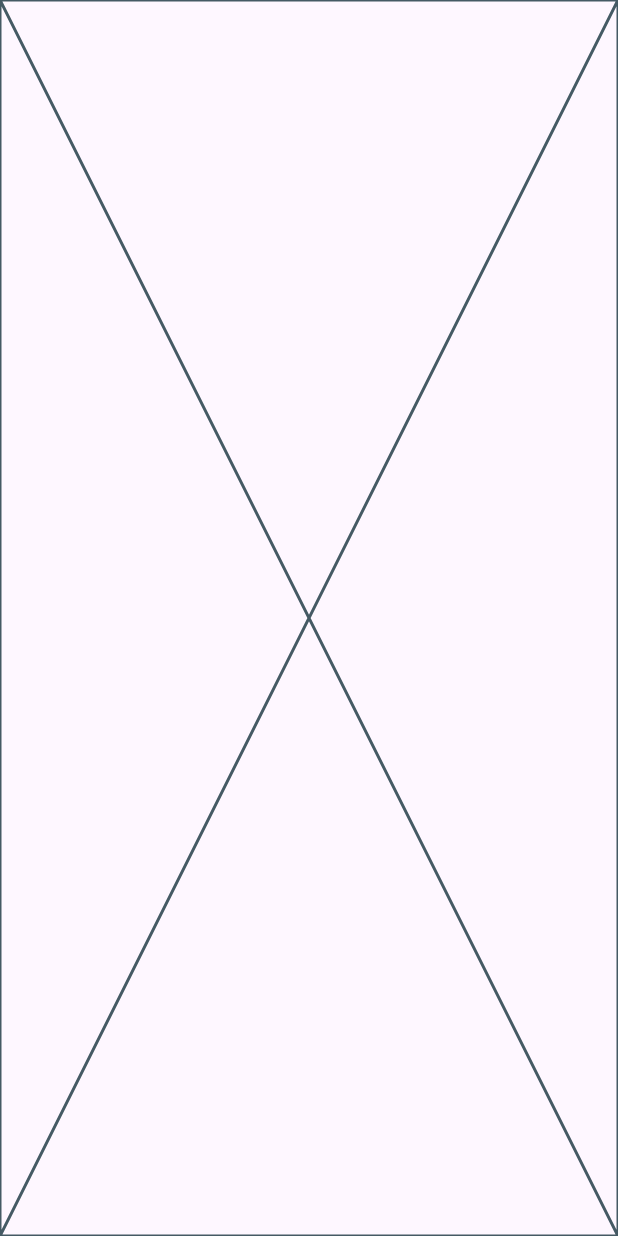
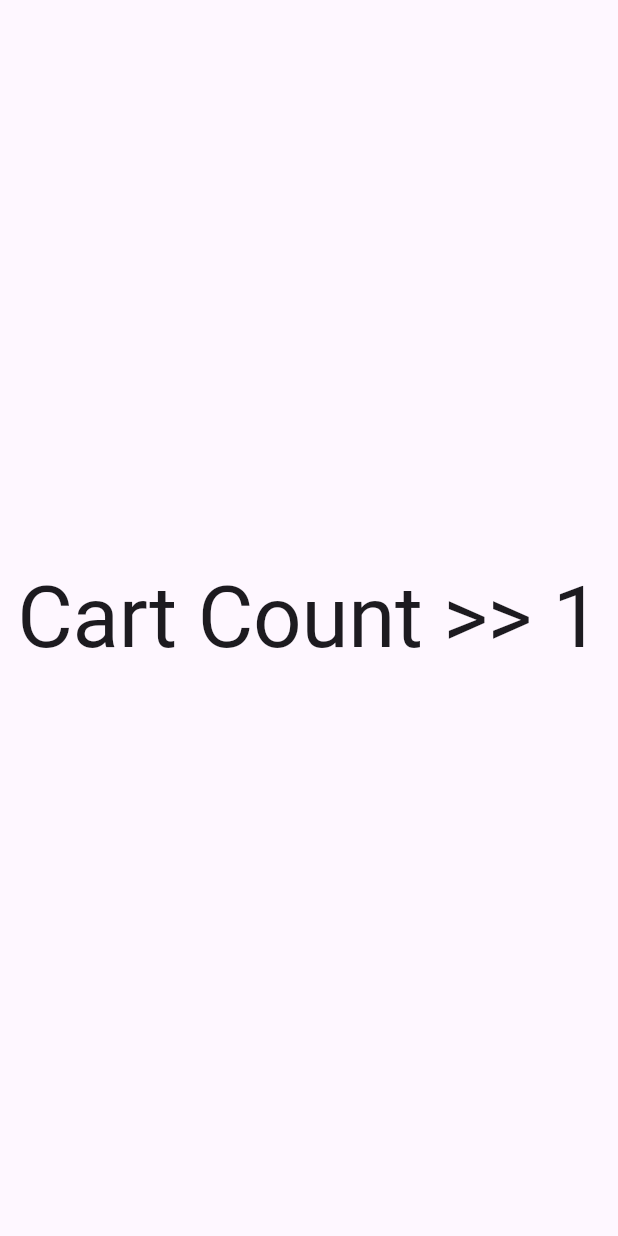
Before and after one commit to Harshpreet777/authorization, a Flutter app: the DemoPage screen opened by its route, on a phone screen of 412 x 824 dp. Run offline on Flutter 3.47's test engine with Material 3 defaults, Android fonts, the phone set to English and light mode, and no system bars; our stand-ins replace cached_network_image, dio, flutter_secure_storage, flutter_svg, localization; accounts and stored records are empty.

Commit message:
Global provider

```diff
--- /dev/null
+++ b/lib/viewmodels/material_app_viewmodel.dart
@@ -0,0 +1,5 @@
+import 'package:flutter_boilerplate/viewmodels/base_viewmodel.dart';
+
+class MaterialAppViewModel extends BaseViewModel {
+  int count = 1;
+}
--- a/lib/views/screens/demo_home_page.dart
+++ b/lib/views/screens/demo_home_page.dart
@@ -2,8 +2,10 @@ import 'package:flutter/material.dart';
 import 'package:flutter_boilerplate/constants/string_constant.dart';
 import 'package:flutter_boilerplate/main.dart';
 import 'package:flutter_boilerplate/views/widgets/common_text_widget.dart';
+import 'package:provider/provider.dart';
 
 import '../../constants/routes_constant.dart';
+import '../../viewmodels/material_app_viewmodel.dart';
 
 class MyHomePage extends StatefulWidget {
   const MyHomePage({super.key, required this.title});
@@ -27,6 +29,8 @@ class _MyHomePageState extends State<MyHomePage> {
     } else {
       MyApp.of(context)!.setLocale(const Locale('en'));
     }
+
+    Provider.of<MaterialAppViewModel>(context, listen: false).count++;
   }
 
   @override
@@ -43,6 +47,8 @@ class _MyHomePageState extends State<MyHomePage> {
             CommonTextWidget(
               StringConstants().welcomeText,
             ),
+            CommonTextWidget(
+                "Cart Count: ${Provider.of<MaterialAppViewModel>(context, listen: false).count}"),
             InkWell(
               onTap: () {
                 Navigator.pushNamed(context, AppRoutes.demoPage);
--- a/lib/views/screens/demo_screen_2.dart
+++ b/lib/views/screens/demo_screen_2.dart
@@ -1,4 +1,7 @@
 import 'package:flutter/material.dart';
+import 'package:flutter_boilerplate/viewmodels/material_app_viewmodel.dart';
+import 'package:flutter_boilerplate/views/widgets/common_text_widget.dart';
+import 'package:provider/provider.dart';
 
 import '../../constants/routes_constant.dart';
 
@@ -10,10 +13,15 @@ class DemoPage extends StatelessWidget {
     return Scaffold(
       body: InkWell(
           onTap: () {
+            Provider.of<MaterialAppViewModel>(context, listen: false).count++;
             Navigator.pushReplacementNamed(context, AppRoutes.homePageRoute,
                 arguments: "Test");
           },
-          child: const Placeholder()),
+          child: Container(
+            alignment: Alignment.center,
+            child: CommonTextWidget(
+                "Cart Count >> ${Provider.of<MaterialAppViewModel>(context, listen: false).count}"),
+          )),
     );
   }
 }
```
Also changed, not shown: lib/main.dart (+9 -0 lines).
